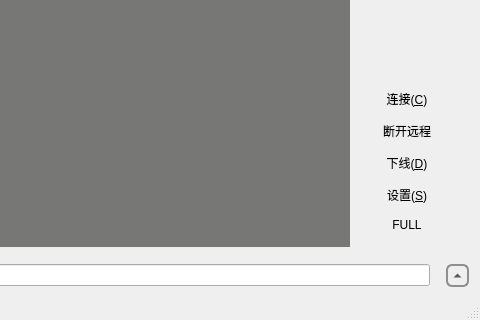
Old version of the form mainwindow.ui in the repository anzyelay/qvncclient; both pictures show x 141 to 621 and y 151 to 471 of the 621 by 471 pixel window.
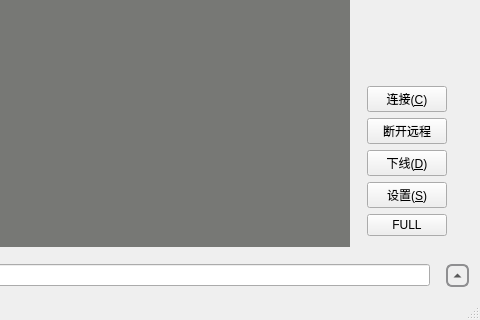
New version of the form. Custom widgets are drawn as their Qt base class.

The edit to the form file:
```diff
--- a/mainwindow.ui
+++ b/mainwindow.ui
@@ -86,7 +86,7 @@
                <bool>false</bool>
               </property>
               <property name="flat">
-               <bool>true</bool>
+               <bool>false</bool>
               </property>
              </widget>
             </item>
@@ -102,7 +102,7 @@
                <bool>false</bool>
               </property>
               <property name="flat">
-               <bool>true</bool>
+               <bool>false</bool>
               </property>
              </widget>
             </item>
@@ -118,7 +118,7 @@
                <bool>false</bool>
               </property>
               <property name="flat">
-               <bool>true</bool>
+               <bool>false</bool>
               </property>
              </widget>
             </item>
@@ -134,7 +134,7 @@
                <bool>false</bool>
               </property>
               <property name="flat">
-               <bool>true</bool>
+               <bool>false</bool>
               </property>
              </widget>
             </item>
@@ -163,7 +163,7 @@
                <bool>false</bool>
               </property>
               <property name="flat">
-               <bool>true</bool>
+               <bool>false</bool>
               </property>
              </widget>
             </item>
```
